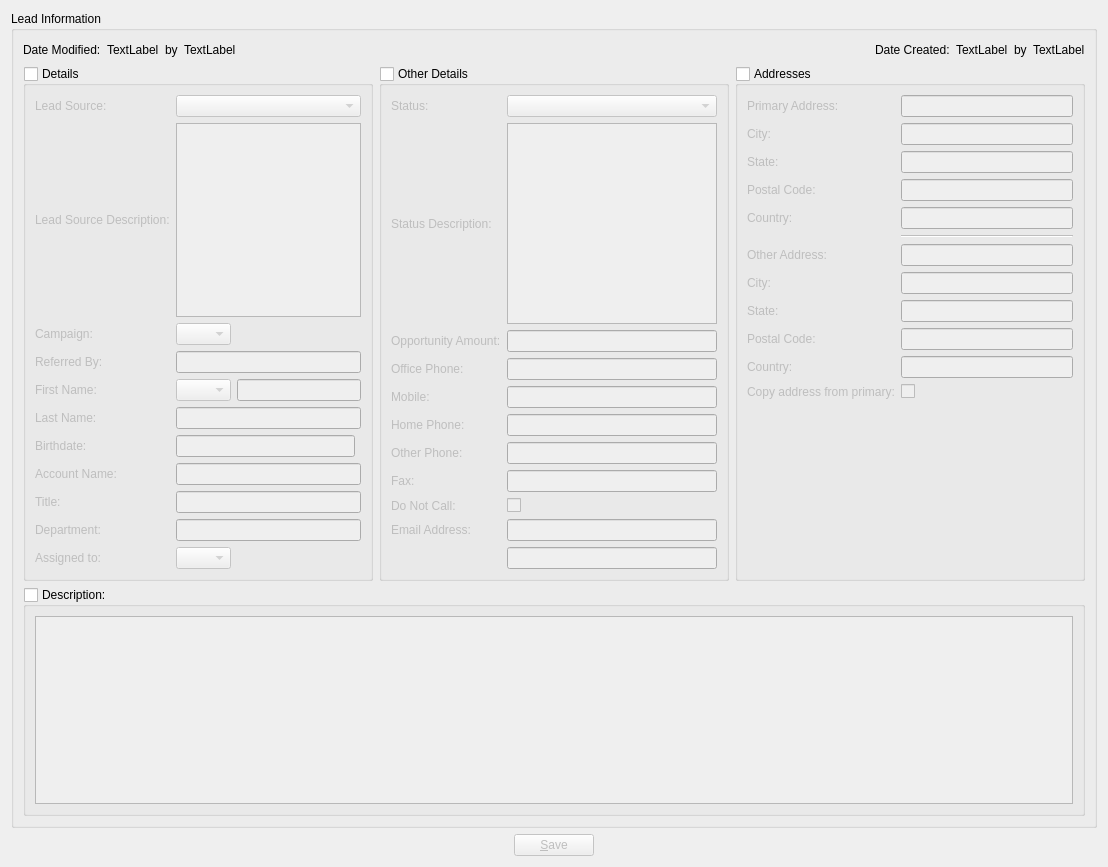
Old version of the form client/src/leaddetails.ui in the repository KDAB/FatCRM.
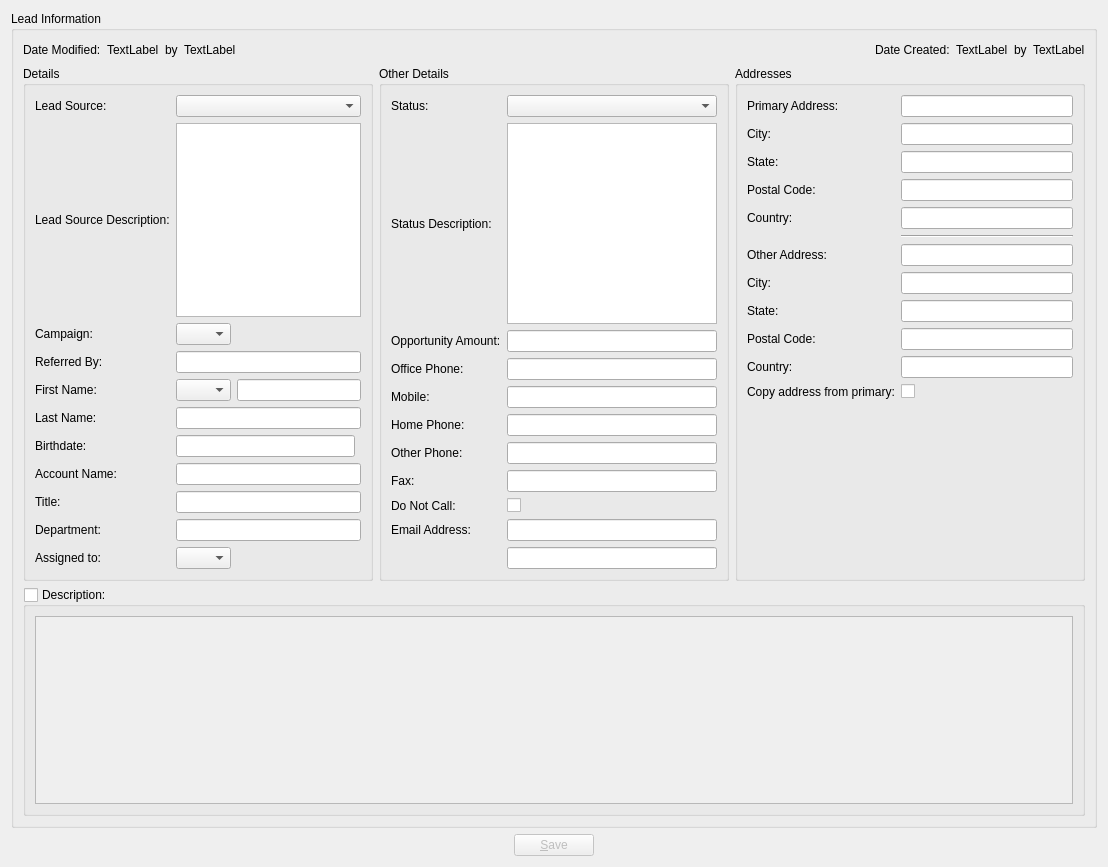
New version of the form.

Patch:
```diff
--- a/client/src/leaddetails.ui
+++ b/client/src/leaddetails.ui
@@ -6,7 +6,7 @@
    <rect>
     <x>0</x>
     <y>0</y>
-    <width>1072</width>
+    <width>1086</width>
     <height>867</height>
    </rect>
   </property>
@@ -113,7 +113,7 @@
            <string>Details</string>
           </property>
           <property name="checkable">
-           <bool>true</bool>
+           <bool>false</bool>
           </property>
           <property name="checked">
            <bool>false</bool>
@@ -383,7 +383,7 @@
            <string>Other Details</string>
           </property>
           <property name="checkable">
-           <bool>true</bool>
+           <bool>false</bool>
           </property>
           <property name="checked">
            <bool>false</bool>
@@ -554,7 +554,7 @@
            <string>Addresses</string>
           </property>
           <property name="checkable">
-           <bool>true</bool>
+           <bool>false</bool>
           </property>
           <property name="checked">
            <bool>false</bool>
```
